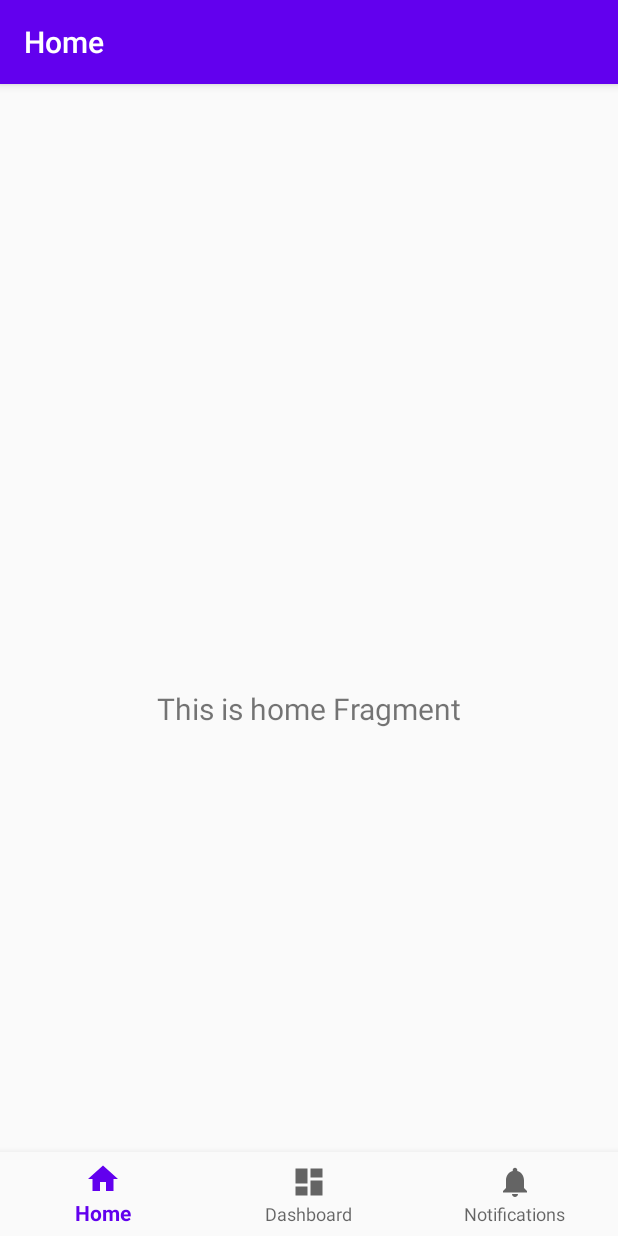
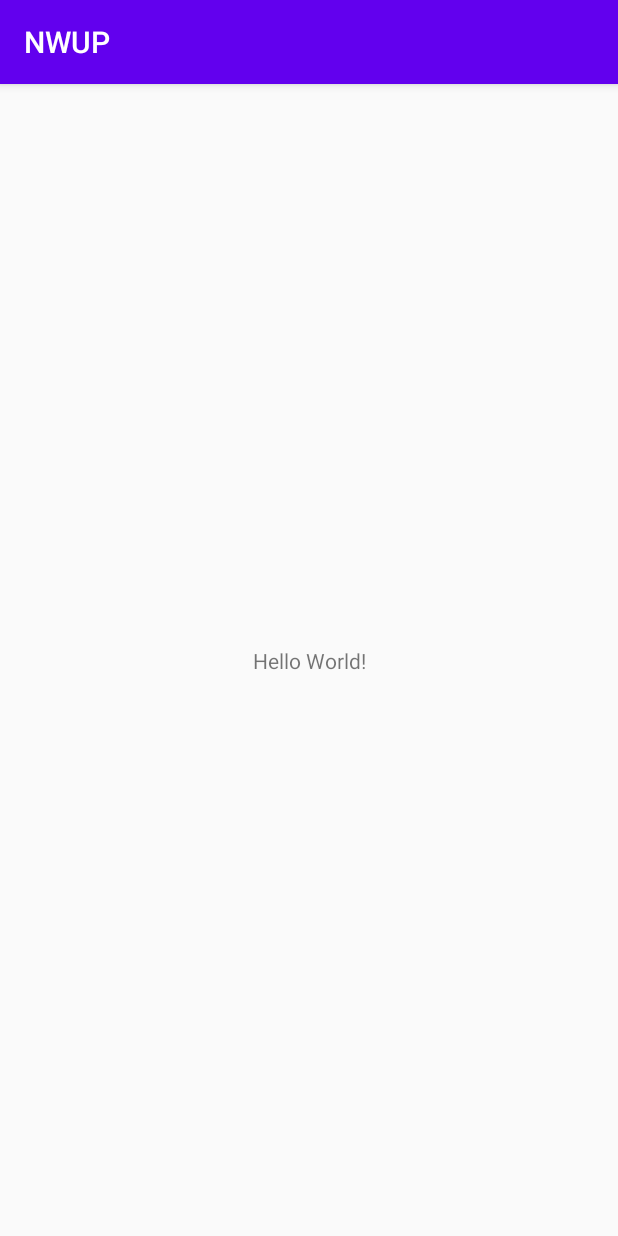
Before and after one commit to Shirados9/EMA-Project, an Android app: the screen it shows after launch (MainActivity), on a phone screen of 412 x 824 dp. Run offline under Robolectric (Android 15) with nearby library versions, the phone set to English and light mode, and no system bars.

Commit message:
Restart mit Empty Activity

```diff
--- a/app/src/main/AndroidManifest.xml
+++ b/app/src/main/AndroidManifest.xml
@@ -9,9 +9,7 @@
         android:roundIcon="@mipmap/ic_launcher_round"
         android:supportsRtl="true"
         android:theme="@style/AppTheme">
-        <activity
-            android:name=".MainActivity"
-            android:label="@string/app_name">
+        <activity android:name=".MainActivity">
             <intent-filter>
                 <action android:name="android.intent.action.MAIN" />
 
--- a/app/src/main/java/NWUP/com/MainActivity.kt
+++ b/app/src/main/java/NWUP/com/MainActivity.kt
@@ -1,26 +1,12 @@
 package NWUP.com
 
+import androidx.appcompat.app.AppCompatActivity
 import android.os.Bundle
-import com.google.android.material.bottomnavigation.BottomNavigationView
-import androidx.appcompat.app.AppCompatActivity
-import androidx.navigation.findNavController
-import androidx.navigation.ui.AppBarConfiguration
-import androidx.navigation.ui.setupActionBarWithNavController
-import androidx.navigation.ui.setupWithNavController
 
 class MainActivity : AppCompatActivity() {
 
     override fun onCreate(savedInstanceState: Bundle?) {
         super.onCreate(savedInstanceState)
         setContentView(R.layout.activity_main)
-        val navView: BottomNavigationView = findViewById(R.id.nav_view)
-
-        val navController = findNavController(R.id.nav_host_fragment)
-        // Passing each menu ID as a set of Ids because each
-        // menu should be considered as top level destinations.
-        val appBarConfiguration = AppBarConfiguration(setOf(
-                R.id.navigation_home, R.id.navigation_dashboard, R.id.navigation_notifications))
-        setupActionBarWithNavController(navController, appBarConfiguration)
-        navView.setupWithNavController(navController)
     }
 }
--- a/app/src/main/java/NWUP/com/ui/home/HomeFragment.kt
+++ /dev/null
@@ -1,31 +0,0 @@
-package NWUP.com.ui.home
-
-import android.os.Bundle
-import android.view.LayoutInflater
-import android.view.View
-import android.view.ViewGroup
-import android.widget.TextView
-import androidx.fragment.app.Fragment
-import androidx.lifecycle.Observer
-import androidx.lifecycle.ViewModelProviders
-import NWUP.com.R
-
-class HomeFragment : Fragment() {
-
-    private lateinit var homeViewModel: HomeViewModel
-
-    override fun onCreateView(
-            inflater: LayoutInflater,
-            container: ViewGroup?,
-            savedInstanceState: Bundle?
-    ): View? {
-        homeViewModel =
-                ViewModelProviders.of(this).get(HomeViewModel::class.java)
-        val root = inflater.inflate(R.layout.fragment_home, container, false)
-        val textView: TextView = root.findViewById(R.id.text_home)
-        homeViewModel.text.observe(viewLifecycleOwner, Observer {
-            textView.text = it
-        })
-        return root
-    }
-}
--- a/app/src/main/java/NWUP/com/ui/home/HomeViewModel.kt
+++ /dev/null
@@ -1,13 +0,0 @@
-package NWUP.com.ui.home
-
-import androidx.lifecycle.LiveData
-import androidx.lifecycle.MutableLiveData
-import androidx.lifecycle.ViewModel
-
-class HomeViewModel : ViewModel() {
-
-    private val _text = MutableLiveData<String>().apply {
-        value = "This is home Fragment"
-    }
-    val text: LiveData<String> = _text
-}
--- a/app/src/main/res/drawable/ic_dashboard_black_24dp.xml
+++ /dev/null
@@ -1,9 +0,0 @@
-<vector xmlns:android="http://schemas.android.com/apk/res/android"
-    android:width="24dp"
-    android:height="24dp"
-    android:viewportWidth="24.0"
-    android:viewportHeight="24.0">
-    <path
-        android:fillColor="#FF000000"
-        android:pathData="M3,13h8L11,3L3,3v10zM3,21h8v-6L3,15v6zM13,21h8L21,11h-8v10zM13,3v6h8L21,3h-8z" />
-</vector>
--- a/app/src/main/res/drawable/ic_home_black_24dp.xml
+++ /dev/null
@@ -1,9 +0,0 @@
-<vector xmlns:android="http://schemas.android.com/apk/res/android"
-    android:width="24dp"
-    android:height="24dp"
-    android:viewportWidth="24.0"
-    android:viewportHeight="24.0">
-    <path
-        android:fillColor="#FF000000"
-        android:pathData="M10,20v-6h4v6h5v-8h3L12,3 2,12h3v8z" />
-</vector>
--- a/app/src/main/res/drawable/ic_notifications_black_24dp.xml
+++ /dev/null
@@ -1,9 +0,0 @@
-<vector xmlns:android="http://schemas.android.com/apk/res/android"
-    android:width="24dp"
-    android:height="24dp"
-    android:viewportWidth="24.0"
-    android:viewportHeight="24.0">
-    <path
-        android:fillColor="#FF000000"
-        android:pathData="M12,22c1.1,0 2,-0.9 2,-2h-4c0,1.1 0.89,2 2,2zM18,16v-5c0,-3.07 -1.64,-5.64 -4.5,-6.32L13.5,4c0,-0.83 -0.67,-1.5 -1.5,-1.5s-1.5,0.67 -1.5,1.5v0.68C7.63,5.36 6,7.92 6,11v5l-2,2v1h16v-1l-2,-2z" />
-</vector>
--- a/app/src/main/res/layout/activity_main.xml
+++ b/app/src/main/res/layout/activity_main.xml
@@ -1,33 +1,18 @@
 <?xml version="1.0" encoding="utf-8"?>
 <androidx.constraintlayout.widget.ConstraintLayout xmlns:android="http://schemas.android.com/apk/res/android"
     xmlns:app="http://schemas.android.com/apk/res-auto"
-    android:id="@+id/container"
+    xmlns:tools="http://schemas.android.com/tools"
     android:layout_width="match_parent"
     android:layout_height="match_parent"
-    android:paddingTop="?attr/actionBarSize">
+    tools:context=".MainActivity">
 
-    <com.google.android.material.bottomnavigation.BottomNavigationView
-        android:id="@+id/nav_view"
-        android:layout_width="0dp"
+    <TextView
+        android:layout_width="wrap_content"
         android:layout_height="wrap_content"
-        android:layout_marginStart="0dp"
-        android:layout_marginEnd="0dp"
-        android:background="?android:attr/windowBackground"
+        android:text="Hello World!"
         app:layout_constraintBottom_toBottomOf="parent"
         app:layout_constraintLeft_toLeftOf="parent"
         app:layout_constraintRight_toRightOf="parent"
-        app:menu="@menu/bottom_nav_menu" />
-
-    <fragment
-        android:id="@+id/nav_host_fragment"
-        android:name="androidx.navigation.fragment.NavHostFragment"
-        android:layout_width="match_parent"
-        android:layout_height="match_parent"
-        app:defaultNavHost="true"
-        app:layout_constraintBottom_toTopOf="@id/nav_view"
-        app:layout_constraintLeft_toLeftOf="parent"
-        app:layout_constraintRight_toRightOf="parent"
-        app:layout_constraintTop_toTopOf="parent"
-        app:navGraph="@navigation/mobile_navigation" />
+        app:layout_constraintTop_toTopOf="parent" />
 
 </androidx.constraintlayout.widget.ConstraintLayout>
--- a/app/src/main/res/layout/fragment_home.xml
+++ /dev/null
@@ -1,22 +0,0 @@
-<?xml version="1.0" encoding="utf-8"?>
-<androidx.constraintlayout.widget.ConstraintLayout xmlns:android="http://schemas.android.com/apk/res/android"
-    xmlns:app="http://schemas.android.com/apk/res-auto"
-    xmlns:tools="http://schemas.android.com/tools"
-    android:layout_width="match_parent"
-    android:layout_height="match_parent"
-    tools:context=".ui.home.HomeFragment">
-
-    <TextView
-        android:id="@+id/text_home"
-        android:layout_width="match_parent"
-        android:layout_height="wrap_content"
-        android:layout_marginStart="8dp"
-        android:layout_marginTop="8dp"
-        android:layout_marginEnd="8dp"
-        android:textAlignment="center"
-        android:textSize="20sp"
-        app:layout_constraintBottom_toBottomOf="parent"
-        app:layout_constraintEnd_toEndOf="parent"
-        app:layout_constraintStart_toStartOf="parent"
-        app:layout_constraintTop_toTopOf="parent" />
-</androidx.constraintlayout.widget.ConstraintLayout>
--- a/app/src/main/res/menu/bottom_nav_menu.xml
+++ /dev/null
@@ -1,19 +0,0 @@
-<?xml version="1.0" encoding="utf-8"?>
-<menu xmlns:android="http://schemas.android.com/apk/res/android">
-
-    <item
-        android:id="@+id/navigation_home"
-        android:icon="@drawable/ic_home_black_24dp"
-        android:title="@string/title_home" />
-
-    <item
-        android:id="@+id/navigation_dashboard"
-        android:icon="@drawable/ic_dashboard_black_24dp"
-        android:title="@string/title_dashboard" />
-
-    <item
-        android:id="@+id/navigation_notifications"
-        android:icon="@drawable/ic_notifications_black_24dp"
-        android:title="@string/title_notifications" />
-
-</menu>
--- a/app/src/main/res/navigation/mobile_navigation.xml
+++ /dev/null
@@ -1,25 +0,0 @@
-<?xml version="1.0" encoding="utf-8"?>
-<navigation xmlns:android="http://schemas.android.com/apk/res/android"
-    xmlns:app="http://schemas.android.com/apk/res-auto"
-    xmlns:tools="http://schemas.android.com/tools"
-    android:id="@+id/mobile_navigation"
-    app:startDestination="@+id/navigation_home">
-
-    <fragment
-        android:id="@+id/navigation_home"
-        android:name="NWUP.com.ui.home.HomeFragment"
-        android:label="@string/title_home"
-        tools:layout="@layout/fragment_home" />
-
-    <fragment
-        android:id="@+id/navigation_dashboard"
-        android:name="NWUP.com.ui.dashboard.DashboardFragment"
-        android:label="@string/title_dashboard"
-        tools:layout="@layout/fragment_dashboard" />
-
-    <fragment
-        android:id="@+id/navigation_notifications"
-        android:name="NWUP.com.ui.notifications.NotificationsFragment"
-        android:label="@string/title_notifications"
-        tools:layout="@layout/fragment_notifications" />
-</navigation>
--- a/app/src/main/res/values/dimens.xml
+++ /dev/null
@@ -1,5 +0,0 @@
-<resources>
-    <!-- Default screen margins, per the Android Design guidelines. -->
-    <dimen name="activity_horizontal_margin">16dp</dimen>
-    <dimen name="activity_vertical_margin">16dp</dimen>
-</resources>
--- a/app/src/main/res/values/strings.xml
+++ b/app/src/main/res/values/strings.xml
@@ -1,6 +1,3 @@
 <resources>
     <string name="app_name">NWUP</string>
-    <string name="title_home">Home</string>
-    <string name="title_dashboard">Dashboard</string>
-    <string name="title_notifications">Notifications</string>
 </resources>
```
Also changed, not shown: app/build.gradle (+0 -19 lines), app/src/main/java/NWUP/com/ui/dashboard/DashboardFragment.kt (deleted, +0 -31 lines), app/src/main/java/NWUP/com/ui/dashboard/DashboardViewModel.kt (deleted, +0 -13 lines), app/src/main/java/NWUP/com/ui/notifications/NotificationsFragment.kt (deleted, +0 -31 lines), app/src/main/java/NWUP/com/ui/notifications/NotificationsViewModel.kt (deleted, +0 -13 lines), app/src/main/res/layout/fragment_dashboard.xml (deleted, +0 -22 lines), app/src/main/res/layout/fragment_notifications.xml (deleted, +0 -22 lines), gradle/wrapper/gradle-wrapper.properties.
